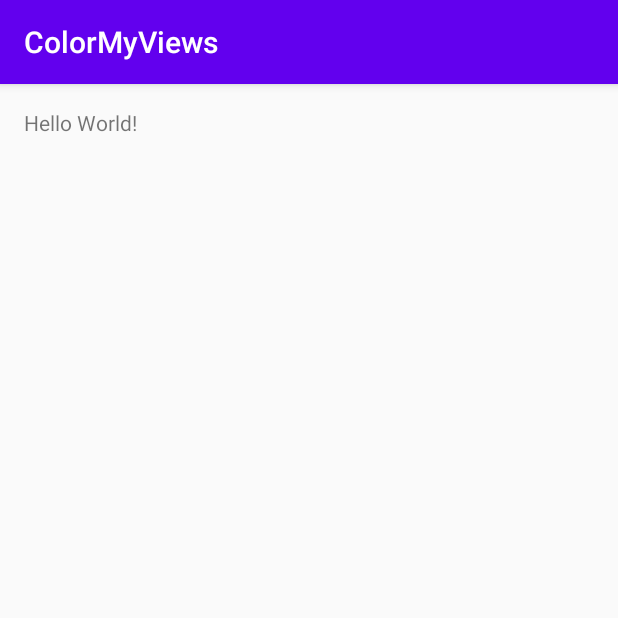
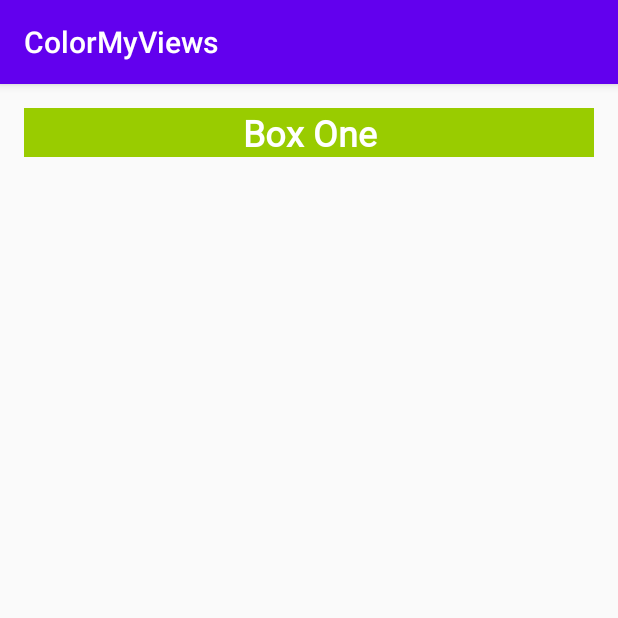
Before and after one commit to CodeLabsKotlin/ColorMyViews, an Android app: the screen it shows after launch (MainActivity), on a phone screen of 412 x 824 dp, the top half of it. Run offline under Robolectric (Android 15) with nearby library versions, the phone set to English and light mode, and no system bars.

Commit message:
added whiteBox style

```diff
--- a/app/src/main/res/layout/activity_main.xml
+++ b/app/src/main/res/layout/activity_main.xml
@@ -7,12 +7,14 @@
     tools:context=".MainActivity">
 
     <TextView
+        android:id="@+id/box_one_text"
+        style="@style/whiteBox"
         android:layout_width="0dp"
         android:layout_height="wrap_content"
         android:layout_marginStart="@dimen/margin_wide"
         android:layout_marginTop="@dimen/margin_wide"
         android:layout_marginEnd="@dimen/margin_wide"
-        android:text="Hello World!"
+        android:text="@string/box_one"
         app:layout_constraintEnd_toEndOf="parent"
         app:layout_constraintStart_toStartOf="parent"
         app:layout_constraintTop_toTopOf="parent" />
--- a/app/src/main/res/values/dimens.xml
+++ b/app/src/main/res/values/dimens.xml
@@ -1,4 +1,5 @@
 <?xml version="1.0" encoding="utf-8"?>
 <resources>
     <dimen name="margin_wide">16dp</dimen>
+    <dimen name="box_text_size">24sp</dimen>
 </resources>
--- a/app/src/main/res/values/strings.xml
+++ b/app/src/main/res/values/strings.xml
@@ -1,3 +1,4 @@
 <resources>
     <string name="app_name">ColorMyViews</string>
+    <string name="box_one">Box One</string>
 </resources>
--- /dev/null
+++ b/app/src/main/res/values/styles.xml
@@ -0,0 +1,11 @@
+<?xml version="1.0" encoding="utf-8"?>
+<resources>
+    <style name="whiteBox">
+        <item name="android:background">@android:color/holo_green_light</item>
+        <item name="android:textAlignment">center</item>
+        <item name="android:textSize">@dimen/box_text_size</item>
+        <item name="android:textStyle">bold</item>
+        <item name="android:textColor">@android:color/white</item>
+        <item name="android:fontFamily">@font/roboto</item>
+    </style>
+</resources>
```
Also changed, not shown: app/src/main/res/font/roboto.ttf (added).
